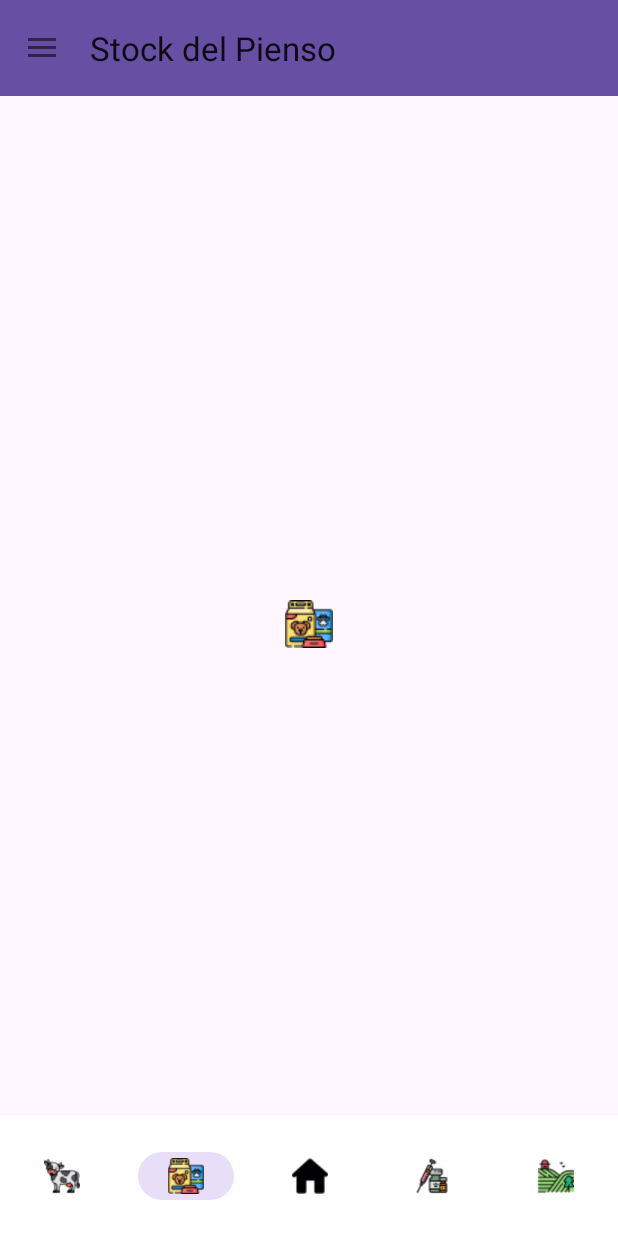
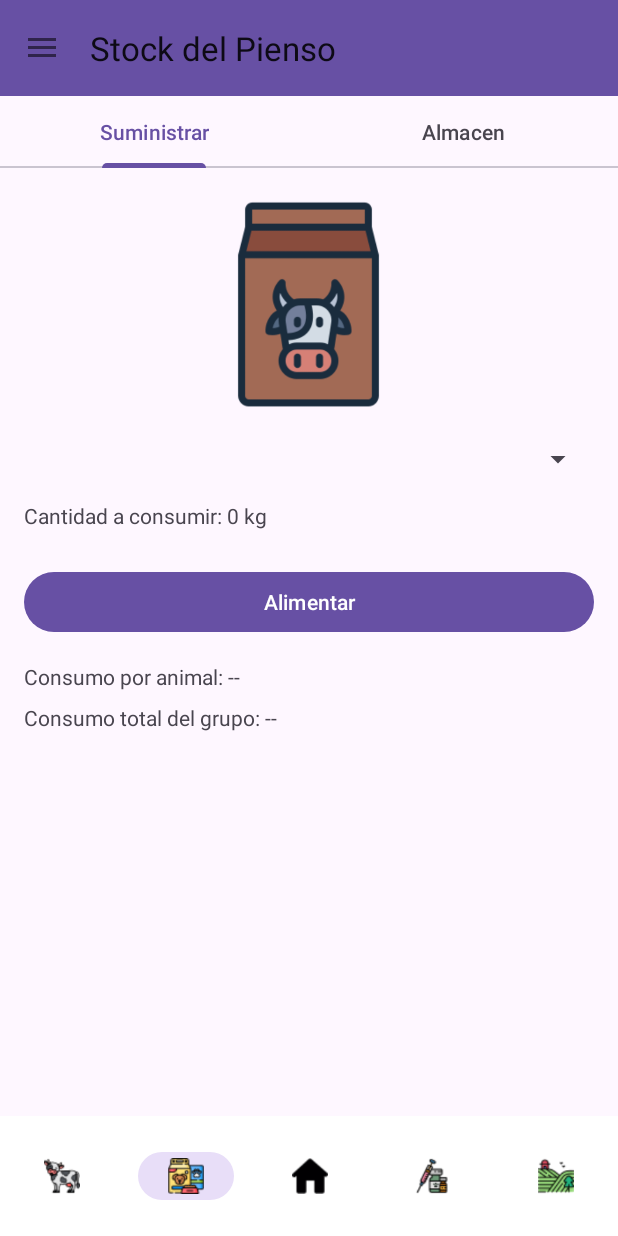
Before and after one commit to AntonioMenor01/AppAgroManager, an Android app: the screen it shows after launch once a user with an empty profile is signed in (MainActivity), item 2 of the bottom bar chosen, on a phone screen of 412 x 824 dp. Run offline under Robolectric (Android 15) with nearby library versions, the phone set to English and light mode, and no system bars; our stand-ins replace Firebase (no records; nobody signed in at launch, a user with empty details on screens opened directly), navigation-ui.

Commit message:
Cambios 20/05/2025 15:30

```diff
--- a/app/src/main/java/com/example/appagromanager/BottomViewModel.java
+++ b/app/src/main/java/com/example/appagromanager/BottomViewModel.java
@@ -20,6 +20,7 @@ public class BottomViewModel extends ViewModel {
     private final MutableLiveData<Boolean> eliminado = new MutableLiveData<>();
     private final MutableLiveData<Boolean> actualizado = new MutableLiveData<>();
     private final MutableLiveData<Boolean> crotalEnUSo = new MutableLiveData<>();
+    private final MutableLiveData<Double> consumoPorAnimal = new MutableLiveData<>();
 
     public LiveData<List<Animal>> getAnimales() {
         return animales;
@@ -101,7 +102,6 @@ public class BottomViewModel extends ViewModel {
     public LiveData<Integer> getCantidadAnimalesPorGrupo(String grupo) {
         return agroRepository.getCantidadAnimalesPorGrupo(grupo);
     }
-
     public LiveData<Animal> getAnimalMasViejoPorGrupo(String grupo) {
         return agroRepository.getAnimalMasViejoPorGrupo(grupo);
     }
--- /dev/null
+++ b/app/src/main/java/com/example/appagromanager/Fragments/PiensoDetalleFragment.java
@@ -0,0 +1,17 @@
+package com.example.appagromanager.Fragments;
+
+import android.os.Bundle;
+import android.view.LayoutInflater;
+import android.view.View;
+import android.view.ViewGroup;
+import androidx.fragment.app.Fragment;
+import com.example.appagromanager.databinding.FragmentPiensoDetalleBinding;
+public class PiensoDetalleFragment extends Fragment {
+    private FragmentPiensoDetalleBinding binding;
+
+    @Override
+    public View onCreateView(LayoutInflater inflater, ViewGroup container, Bundle savedInstanceState) {
+        binding = FragmentPiensoDetalleBinding.inflate(inflater, container, false);
+        return binding.getRoot();
+    }
+}
--- a/app/src/main/java/com/example/appagromanager/Fragments/PiensoFragment.java
+++ b/app/src/main/java/com/example/appagromanager/Fragments/PiensoFragment.java
@@ -3,20 +3,47 @@ package com.example.appagromanager.Fragments;
 import android.os.Bundle;
 
 import androidx.fragment.app.Fragment;
+import androidx.viewpager2.adapter.FragmentStateAdapter;
+import androidx.viewpager2.widget.ViewPager2;
 
 import android.view.LayoutInflater;
 import android.view.View;
 import android.view.ViewGroup;
 
+import com.example.appagromanager.PiensoPagerAdapter;
 import com.example.appagromanager.R;
+import com.example.appagromanager.databinding.FragmentHomeDetallesBinding;
+import com.example.appagromanager.databinding.FragmentPiensoBinding;
+import com.google.android.material.tabs.TabLayout;
+import com.google.android.material.tabs.TabLayoutMediator;
 
 
 public class PiensoFragment extends Fragment {
 
+    private FragmentPiensoBinding binding;
+    private PiensoPagerAdapter adapter;
+
     @Override
     public View onCreateView(LayoutInflater inflater, ViewGroup container,
                              Bundle savedInstanceState) {
-        // Inflate the layout for this fragment
-        return inflater.inflate(R.layout.fragment_pienso, container, false);
+        binding = FragmentPiensoBinding.inflate(inflater, container, false);
+
+        adapter = new PiensoPagerAdapter(this);
+        binding.viewPager.setAdapter(adapter);
+
+        new TabLayoutMediator(binding.tabLayout, binding.viewPager,
+                (tab, position) -> {
+                    switch (position) {
+                        case 0:
+                            tab.setText("Suministrar");
+                            break;
+                        case 1:
+                            tab.setText("Almacen");
+                            break;
+                    }
+                }
+        ).attach();
+
+        return binding.getRoot();
     }
 }
--- /dev/null
+++ b/app/src/main/java/com/example/appagromanager/PiensoPagerAdapter.java
@@ -0,0 +1,32 @@
+package com.example.appagromanager;
+
+import androidx.annotation.NonNull;
+import androidx.fragment.app.Fragment;
+import androidx.viewpager2.adapter.FragmentStateAdapter;
+
+import com.example.appagromanager.Fragments.PiensoDetalleFragment;
+import com.example.appagromanager.Fragments.PiensoEstadisticaFragment;
+
+public class PiensoPagerAdapter extends FragmentStateAdapter {
+    public PiensoPagerAdapter(@NonNull Fragment fragment) {
+        super(fragment);
+    }
+
+    @NonNull
+    @Override
+    public Fragment createFragment(int position) {
+        switch (position) {
+            case 0:
+                return new PiensoDetalleFragment();
+            case 1:
+                return new PiensoEstadisticaFragment();
+            default:
+                return new Fragment();
+        }
+    }
+
+    @Override
+    public int getItemCount() {
+        return 2;
+    }
+}
--- a/app/src/main/res/layout/fragment_pienso.xml
+++ b/app/src/main/res/layout/fragment_pienso.xml
@@ -1,15 +1,26 @@
-<?xml version="1.0" encoding="utf-8"?>
-<FrameLayout xmlns:android="http://schemas.android.com/apk/res/android"
+<androidx.constraintlayout.widget.ConstraintLayout
+    xmlns:android="http://schemas.android.com/apk/res/android"
+    xmlns:app="http://schemas.android.com/apk/res-auto"
     xmlns:tools="http://schemas.android.com/tools"
     android:layout_width="match_parent"
     android:layout_height="match_parent"
     tools:context=".Fragments.PiensoFragment">
 
-    <ImageView
-        android:id="@+id/imageView2"
-        android:layout_width="wrap_content"
+    <com.google.android.material.tabs.TabLayout
+        android:id="@+id/tabLayout"
+        android:layout_width="0dp"
         android:layout_height="wrap_content"
-        android:layout_gravity="center"
-        android:src="@drawable/ic_pienso" />
+        app:layout_constraintTop_toTopOf="parent"
+        app:layout_constraintStart_toStartOf="parent"
+        app:layout_constraintEnd_toEndOf="parent"/>
 
-</FrameLayout>
+    <androidx.viewpager2.widget.ViewPager2
+        android:id="@+id/viewPager"
+        android:layout_width="0dp"
+        android:layout_height="0dp"
+        app:layout_constraintTop_toBottomOf="@id/tabLayout"
+        app:layout_constraintBottom_toBottomOf="parent"
+        app:layout_constraintStart_toStartOf="parent"
+        app:layout_constraintEnd_toEndOf="parent"/>
+
+</androidx.constraintlayout.widget.ConstraintLayout>
--- /dev/null
+++ b/app/src/main/res/layout/fragment_pienso_detalle.xml
@@ -0,0 +1,52 @@
+<LinearLayout
+    xmlns:android="http://schemas.android.com/apk/res/android"
+    android:layout_width="match_parent"
+    android:layout_height="match_parent"
+    android:orientation="vertical"
+    android:padding="16dp">
+
+
+    <ImageView
+        android:id="@+id/imagenAnimal"
+        android:layout_width="150dp"
+        android:layout_height="150dp"
+        android:layout_marginBottom="16dp"
+        android:src="@drawable/alimentar"
+        android:layout_gravity="center"
+        android:contentDescription="Imagen del animal" />
+
+
+    <Spinner
+        android:id="@+id/spinnerGrupo"
+        android:layout_width="match_parent"
+        android:layout_height="wrap_content" />
+
+    <TextView
+        android:id="@+id/textCantidad"
+        android:layout_width="wrap_content"
+        android:layout_height="wrap_content"
+        android:text="Cantidad a consumir: 0 kg"
+        android:layout_marginTop="16dp"/>
+
+    <Button
+        android:id="@+id/buttonAlimentar"
+        android:layout_width="match_parent"
+        android:layout_height="wrap_content"
+        android:text="Alimentar"
+        android:layout_marginTop="24dp" />
+
+    <TextView
+        android:id="@+id/textViewConsumoPorAnimal"
+        android:layout_width="wrap_content"
+        android:layout_height="wrap_content"
+        android:text="Consumo por animal: --"
+        android:layout_marginTop="16dp" />
+
+    <TextView
+        android:id="@+id/textViewConsumoTotal"
+        android:layout_width="wrap_content"
+        android:layout_height="wrap_content"
+        android:text="Consumo total del grupo: --"
+        android:layout_marginTop="8dp" />
+
+</LinearLayout>
```
Also changed, not shown: app/src/main/java/com/example/appagromanager/AgroRepository.java (+0 -39 lines), app/src/main/java/com/example/appagromanager/Fragments/PiensoEstadisticaFragment.java (added, +24 -0 lines), app/src/main/java/com/example/appagromanager/models/ConfiguracionConsumo.java (added, +14 -0 lines), app/src/main/java/com/example/appagromanager/models/Pienso.java (added, +81 -0 lines), app/src/main/res/layout/fragment_pienso_estadistica.xml (added, +14 -0 lines), app/src/main/res/navigation/tab_graph.xml (added, +13 -0 lines), app/src/main/res/drawable/alimentar.png (added).
